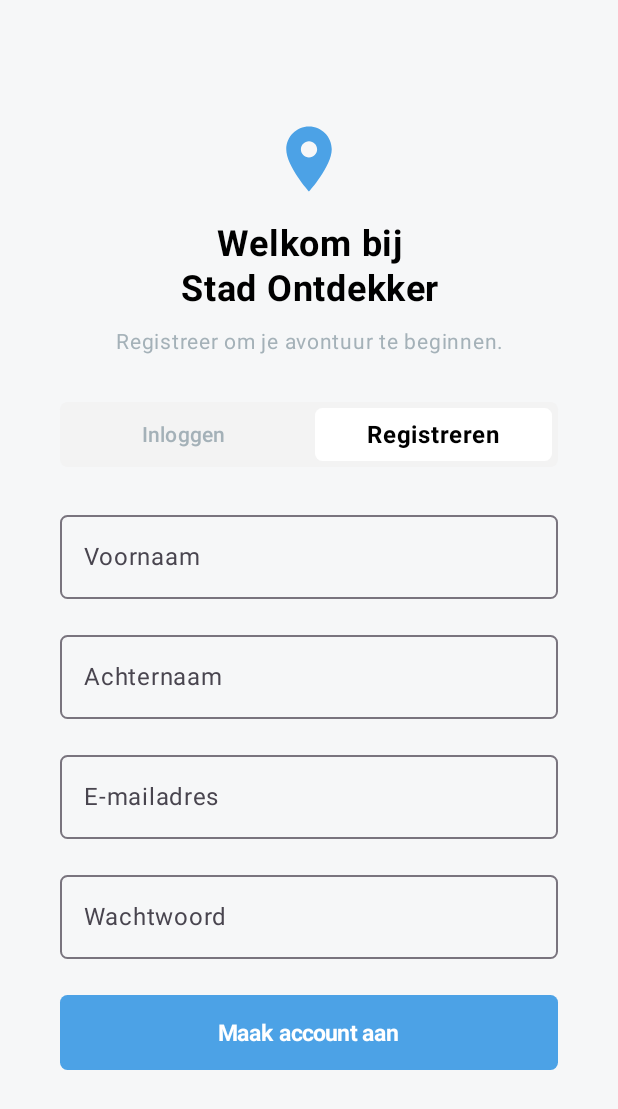
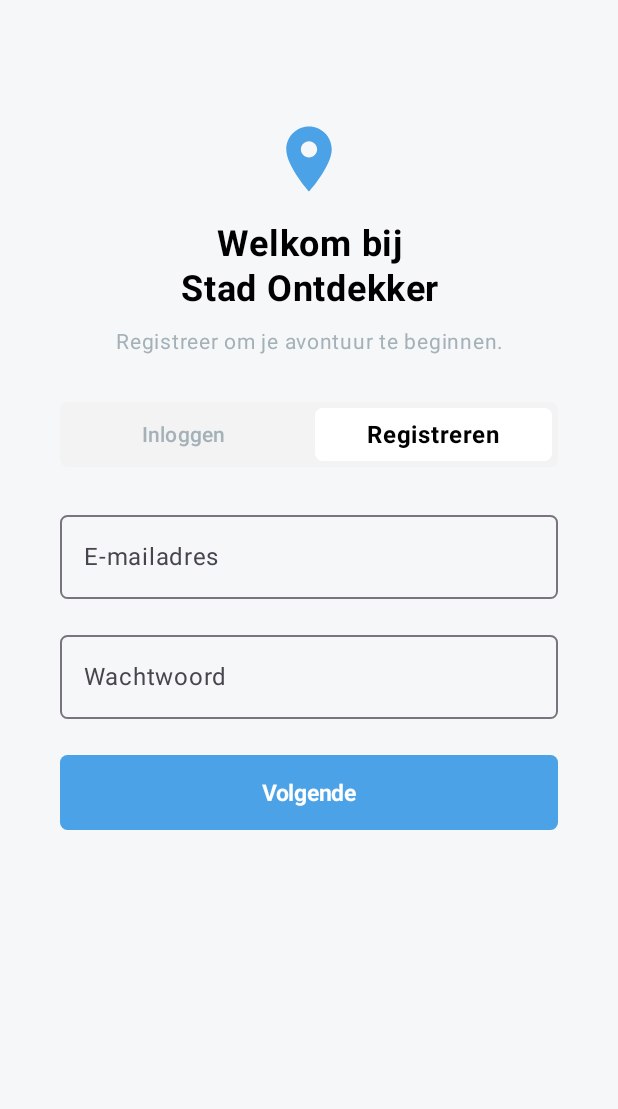
Before and after one commit to lararqna/CityApp, an Android app built with Jetpack Compose: the screen it shows after launch (MainActivity), on a phone screen of 412 x 824 dp. Shown: the top 1109 px of the screen. Run offline under Robolectric (Android 15) with nearby library versions, the phone set to English and light mode, and no system bars; our stand-ins replace Firebase (no records; nobody signed in at launch, a user with empty details on screens opened directly).

Commit message:
Add guided register flow to improve ux

```diff
--- a/app/src/main/java/com/example/cityapp/ui/RegisterScreen.kt
+++ b/app/src/main/java/com/example/cityapp/ui/RegisterScreen.kt
@@ -2,6 +2,12 @@ package com.example.cityapp.ui
 
 import android.util.Log
 import android.widget.Toast
+import androidx.compose.animation.AnimatedContent
+import androidx.compose.animation.fadeIn
+import androidx.compose.animation.fadeOut
+import androidx.compose.animation.slideInHorizontally
+import androidx.compose.animation.slideOutHorizontally
+import androidx.compose.animation.togetherWith
 import androidx.compose.foundation.background
 import androidx.compose.foundation.layout.*
 import androidx.compose.foundation.rememberScrollState
@@ -11,6 +17,8 @@ import androidx.compose.material.icons.Icons
 import androidx.compose.material.icons.filled.Place
 import androidx.compose.material3.*
 import androidx.compose.runtime.*
+import androidx.compose.runtime.getValue
+import androidx.compose.runtime.setValue
 import androidx.compose.ui.Alignment
 import androidx.compose.ui.Modifier
 import androidx.compose.ui.platform.LocalContext
@@ -25,6 +33,7 @@ import androidx.navigation.compose.rememberNavController
 import com.example.cityapp.ui.theme.AppTheme
 import com.example.cityapp.ui.theme.CityAppTheme
 import com.google.firebase.auth.FirebaseAuth
+import com.google.firebase.auth.FirebaseUser
 import com.google.firebase.firestore.ktx.firestore
 import com.google.firebase.ktx.Firebase
 
@@ -33,12 +42,16 @@ fun RegisterScreen(
     navController: NavController,
     auth: FirebaseAuth?
 ) {
+    var email by remember { mutableStateOf("") }
+    var password by remember { mutableStateOf("") }
     var firstName by remember { mutableStateOf("") }
     var lastName by remember { mutableStateOf("") }
-    var email by remember { mutableStateOf("") }
-    var password by remember { mutableStateOf("") }
+    var birthDate by remember { mutableStateOf("") }
+
     val context = LocalContext.current
     var isLoading by remember { mutableStateOf(false) }
+    var currentPage by remember { mutableStateOf(1) }
+    var createdUser by remember { mutableStateOf<FirebaseUser?>(null) }
 
     Box(
         modifier = Modifier
@@ -51,20 +64,16 @@ fun RegisterScreen(
             modifier = Modifier
                 .fillMaxWidth()
                 .padding(horizontal = 40.dp)
-
                 .verticalScroll(rememberScrollState())
         ) {
             Spacer(modifier = Modifier.height(80.dp))
-
             Icon(
                 imageVector = Icons.Default.Place,
                 contentDescription = "Place Icon",
                 modifier = Modifier.size(52.dp),
                 tint = MaterialTheme.colorScheme.primary
             )
-
             Spacer(modifier = Modifier.height(16.dp))
-
             Text(
                 text = "Welkom bij\nStad Ontdekker",
                 color = MaterialTheme.colorScheme.onBackground,
@@ -73,9 +82,7 @@ fun RegisterScreen(
                 textAlign = TextAlign.Center,
                 lineHeight = 30.sp
             )
-
             Spacer(modifier = Modifier.height(10.dp))
-
             Text(
                 text = "Registreer om je avontuur te beginnen.",
                 color = AppTheme.extendedColors.inactiveText,
@@ -83,7 +90,6 @@ fun RegisterScreen(
                 textAlign = TextAlign.Center,
                 lineHeight = 20.sp
             )
-
             Spacer(modifier = Modifier.height(30.dp))
             Row(
                 modifier = Modifier
@@ -94,11 +100,11 @@ fun RegisterScreen(
             ) {
                 TextButton(
                     onClick = { navController.navigate("login") },
-                    modifier = Modifier.weight(1f)
+                    modifier = Modifier.weight(1f),
+                    enabled = currentPage == 1
                 ) {
                     Text("Inloggen", color = AppTheme.extendedColors.inactiveText)
                 }
-
                 Box(
                     modifier = Modifier
                         .weight(1f)
@@ -114,123 +120,139 @@ fun RegisterScreen(
                     )
                 }
             }
-
             Spacer(modifier = Modifier.height(24.dp))
-
-            OutlinedTextField(
-                value = firstName,
-                onValueChange = { firstName = it },
-                label = { Text("Voornaam") },
-                singleLine = true,
-                modifier = Modifier.fillMaxWidth(),
-                shape = RoundedCornerShape(5.dp)
-            )
-
-            Spacer(modifier = Modifier.height(16.dp))
-
-            OutlinedTextField(
-                value = lastName,
-                onValueChange = { lastName = it },
-                label = { Text("Achternaam") },
-                singleLine = true,
-                modifier = Modifier.fillMaxWidth(),
-                shape = RoundedCornerShape(5.dp)
-            )
-
-            Spacer(modifier = Modifier.height(16.dp))
-
-            OutlinedTextField(
-                value = email,
-                onValueChange = { email = it },
-                label = { Text("E-mailadres") },
-                singleLine = true,
-                modifier = Modifier.fillMaxWidth(),
-                shape = RoundedCornerShape(5.dp)
-            )
-
-            Spacer(modifier = Modifier.height(16.dp))
-
-            OutlinedTextField(
-                value = password,
-                onValueChange = { password = it },
-                label = { Text("Wachtwoord") },
-                visualTransformation = PasswordVisualTransformation(),
-                singleLine = true,
-                modifier = Modifier.fillMaxWidth(),
-                shape = RoundedCornerShape(5.dp)
-            )
-
-            Spacer(modifier = Modifier.height(24.dp))
-
-            Button(
-                onClick = {
-                    if (firstName.isNotBlank() && lastName.isNotBlank() && email.isNotBlank() && password.isNotBlank()) {
+            AnimatedContent(
+                targetState = currentPage,
+                transitionSpec = {
+                    slideInHorizontally { width -> width } + fadeIn() togetherWith
+                            slideOutHorizontally { width -> -width } + fadeOut()
+                }, label = "page_animation"
+            ) { page ->
+                when (page) {
+                    1 -> AccountCreationPage(
+                        email = email,
+                        onEmailChange = { email = it },
+                        password = password,
+                        onPasswordChange = { password = it },
+                        isLoading = isLoading,
+                        onNextClicked = {
+                            if (email.isNotBlank() && password.isNotBlank()) {
                                 isLoading = true
                                 auth?.createUserWithEmailAndPassword(email, password)
                                     ?.addOnCompleteListener { task ->
                                         if (task.isSuccessful) {
-                                    Log.d("RegisterScreen", "Auth gebruiker succesvol aangemaakt.")
-                                    val firebaseUser = task.result?.user
-                                    if (firebaseUser != null) {
+                                            Log.d("RegisterScreen", "Stap 1: Auth gebruiker succesvol aangemaakt.")
+                                            createdUser = task.result?.user
+                                            currentPage = 2
+                                        } else {
+                                            val error = task.exception?.message ?: "Onbekende fout"
+                                            Toast.makeText(context, "Registratie mislukt: $error", Toast.LENGTH_LONG).show()
+                                        }
+                                        isLoading = false
+                                    }
+                            } else {
+                                Toast.makeText(context, "Vul e-mailadres en wachtwoord in.", Toast.LENGTH_SHORT).show()
+                            }
+                        }
+                    )
+                    2 -> ProfileDetailsPage(
+                        firstName = firstName,
+                        onFirstNameChange = { firstName = it },
+                        lastName = lastName,
+                        onLastNameChange = { lastName = it },
+                        birthDate = birthDate,
+                        onBirthDateChange = { birthDate = it },
+                        isLoading = isLoading,
+                        onFinishClicked = {
+                            if (firstName.isNotBlank() && lastName.isNotBlank()) {
+                                isLoading = true
                                 val userMap = hashMapOf(
                                     "firstName" to firstName.trim(),
                                     "lastName" to lastName.trim(),
-                                            "email" to email.trim().lowercase()
+                                    "email" to (createdUser?.email ?: email.trim().lowercase()),
+                                    "birthDate" to birthDate.trim() // Sla op, zelfs als leeg
                                 )
 
-                                        val db = Firebase.firestore
-                                        db.collection("users").document(firebaseUser.uid)
+                                createdUser?.let { user ->
+                                    Firebase.firestore.collection("users").document(user.uid)
                                         .set(userMap)
                                         .addOnSuccessListener {
-                                                Log.d("RegisterScreen", "Firestore document succesvol aangemaakt voor UID: ${firebaseUser.uid}")
-                                                isLoading = false
-                                                Toast.makeText(context, "Registratie gelukt!", Toast.LENGTH_SHORT).show()
-                                                navController.navigate("home") {
-                                                    popUpTo(navController.graph.startDestinationId) { inclusive = true }
+                                            Log.d("RegisterScreen", "Stap 2: Firestore document succesvol aangemaakt.")
+                                            Toast.makeText(context, "Welkom, $firstName!", Toast.LENGTH_SHORT).show()
+                                            navController.navigate("home") { popUpTo(navController.graph.startDestinationId) { inclusive = true } }
+                                        }
+                                        .addOnFailureListener { e ->
+                                            Toast.makeText(context, "Fout bij opslaan profiel: ${e.message}", Toast.LENGTH_LONG).show()
+                                        }
+                                        .addOnCompleteListener { isLoading = false }
+                                }
+                            } else {
+                                Toast.makeText(context, "Voornaam en achternaam zijn verplicht.", Toast.LENGTH_SHORT).show()
                             }
                         }
-                                            .addOnFailureListener { e ->
-                                                Log.w("RegisterScreen", "Fout bij aanmaken Firestore document", e)
-                                                isLoading = false
-                                                Toast.makeText(context, "Fout bij opslaan gegevens: ${e.message}", Toast.LENGTH_LONG).show()
-                                            }
-                                    }
-                                } else {
-                                    isLoading = false
-                                    val exception = task.exception?.message ?: "Onbekende fout bij registratie"
-                                    Log.e("RegisterScreen", "Auth registratie mislukt: $exception")
-                                    Toast.makeText(context, "Registratie mislukt: $exception", Toast.LENGTH_LONG).show()
-                                }
-                            }
-                    } else {
-                        Toast.makeText(context, "Vul alle velden in a.u.b.", Toast.LENGTH_SHORT).show()
-                    }
-                },
-                enabled = !isLoading,
-                shape = RoundedCornerShape(5.dp),
-                modifier = Modifier
-                    .fillMaxWidth()
-                    .height(50.dp),
-                colors = ButtonDefaults.buttonColors(
-                    containerColor = MaterialTheme.colorScheme.primary
-                )
-            ) {
-                if (isLoading) {
-                    CircularProgressIndicator(
-                        modifier = Modifier.size(24.dp),
-                        color = MaterialTheme.colorScheme.onPrimary,
-                        strokeWidth = 3.dp
-                    )
-                } else {
-                    Text(
-                        text = "Maak account aan",
-                        color = MaterialTheme.colorScheme.onPrimary,
-                        fontSize = 15.sp,
-                        fontWeight = FontWeight.Bold
                     )
                 }
             }
             Spacer(modifier = Modifier.height(40.dp))
+        }
+    }
+}
+
+@Composable
+fun AccountCreationPage(
+    email: String, onEmailChange: (String) -> Unit,
+    password: String, onPasswordChange: (String) -> Unit,
+    isLoading: Boolean,
+    onNextClicked: () -> Unit
+) {
+    Column(horizontalAlignment = Alignment.CenterHorizontally) {
+        OutlinedTextField(value = email, onValueChange = onEmailChange, label = { Text("E-mailadres") }, singleLine = true, modifier = Modifier.fillMaxWidth(), shape = RoundedCornerShape(5.dp))
+        Spacer(modifier = Modifier.height(16.dp))
+        OutlinedTextField(value = password, onValueChange = onPasswordChange, label = { Text("Wachtwoord") }, visualTransformation = PasswordVisualTransformation(), singleLine = true, modifier = Modifier.fillMaxWidth(), shape = RoundedCornerShape(5.dp))
+        Spacer(modifier = Modifier.height(24.dp))
+        Button(
+            onClick = onNextClicked,
+            enabled = !isLoading,
+            shape = RoundedCornerShape(5.dp),
+            modifier = Modifier.fillMaxWidth().height(50.dp)
+        ) {
+            if (isLoading) {
+                CircularProgressIndicator(modifier = Modifier.size(24.dp), color = MaterialTheme.colorScheme.onPrimary, strokeWidth = 3.dp)
+            } else {
+                Text("Volgende", fontSize = 15.sp, fontWeight = FontWeight.Bold)
+            }
+        }
+    }
+}
+
+@Composable
+fun ProfileDetailsPage(
+    firstName: String, onFirstNameChange: (String) -> Unit,
+    lastName: String, onLastNameChange: (String) -> Unit,
+    birthDate: String, onBirthDateChange: (String) -> Unit,
+    isLoading: Boolean,
+    onFinishClicked: () -> Unit
+) {
+    Column(horizontalAlignment = Alignment.CenterHorizontally) {
+        Text("Bijna klaar! Vertel ons meer over jezelf.", style = MaterialTheme.typography.titleMedium, textAlign = TextAlign.Center)
+        Spacer(modifier = Modifier.height(24.dp))
+        OutlinedTextField(value = firstName, onValueChange = onFirstNameChange, label = { Text("Voornaam (verplicht)") }, singleLine = true, modifier = Modifier.fillMaxWidth(), shape = RoundedCornerShape(5.dp))
+        Spacer(modifier = Modifier.height(16.dp))
+        OutlinedTextField(value = lastName, onValueChange = onLastNameChange, label = { Text("Achternaam (verplicht)") }, singleLine = true, modifier = Modifier.fillMaxWidth(), shape = RoundedCornerShape(5.dp))
+        Spacer(modifier = Modifier.height(16.dp))
+        OutlinedTextField(value = birthDate, onValueChange = onBirthDateChange, label = { Text("Geboortedatum (optioneel)") }, placeholder = { Text("dd-mm-jjjj") }, singleLine = true, modifier = Modifier.fillMaxWidth(), shape = RoundedCornerShape(5.dp))
+        Spacer(modifier = Modifier.height(24.dp))
+        Button(
+            onClick = onFinishClicked,
+            enabled = !isLoading,
+            shape = RoundedCornerShape(5.dp),
+            modifier = Modifier.fillMaxWidth().height(50.dp)
+        ) {
+            if (isLoading) {
+                CircularProgressIndicator(modifier = Modifier.size(24.dp), color = MaterialTheme.colorScheme.onPrimary, strokeWidth = 3.dp)
+            } else {
+                Text("Registratie voltooien", fontSize = 15.sp, fontWeight = FontWeight.Bold)
+            }
         }
     }
 }
```
Lines whose indentation alone changed are shown as unchanged.
